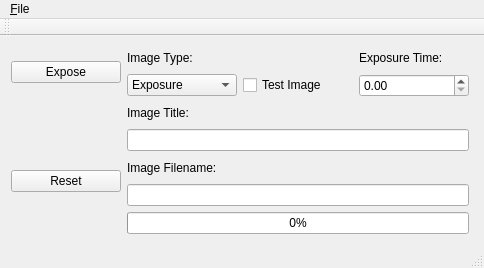
First picture: the form in ccdcontroller.ui, repository Snyder005/ccdcontroller, before the edit.
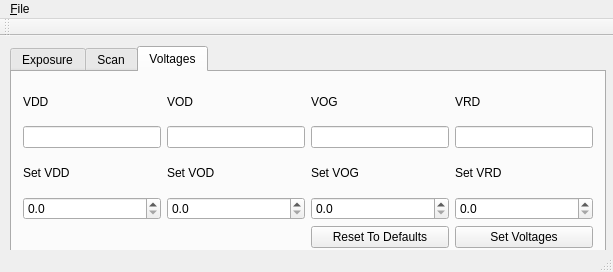
Second picture: the form after the edit. The open tabs and pages were chosen to show the change.

Diff of the .ui file:
```diff
--- a/ccdcontroller.ui
+++ b/ccdcontroller.ui
@@ -6,23 +6,30 @@
    <rect>
     <x>0</x>
     <y>0</y>
-    <width>484</width>
-    <height>268</height>
+    <width>613</width>
+    <height>272</height>
    </rect>
   </property>
   <property name="windowTitle">
    <string>ccdcontroller</string>
   </property>
   <widget class="QWidget" name="centralWidget">
-   <widget class="QWidget" name="layoutWidget">
+   <widget class="QTabWidget" name="tabWidget">
     <property name="geometry">
      <rect>
-      <x>0</x>
-      <y>0</y>
-      <width>480</width>
-      <height>209</height>
+      <x>10</x>
+      <y>10</y>
+      <width>596</width>
+      <height>215</height>
      </rect>
     </property>
+    <property name="currentIndex">
+     <number>0</number>
+    </property>
+    <widget class="QWidget" name="exposurePage" native="true">
+     <attribute name="title">
+      <string>Exposure</string>
+     </attribute>
     <layout class="QGridLayout" name="gridLayout">
      <item row="1" column="1">
       <widget class="QComboBox" name="exptypeComboBox">
@@ -50,51 +57,23 @@
        </property>
       </widget>
      </item>
-     <item row="1" column="3">
-      <widget class="QDoubleSpinBox" name="exptimeDoubleSpinBox">
-       <property name="singleStep">
-        <double>0.500000000000000</double>
-       </property>
-      </widget>
-     </item>
-     <item row="3" column="1" colspan="3">
-      <widget class="QLineEdit" name="imtitleLineEdit"/>
-     </item>
-     <item row="2" column="1">
-      <widget class="QLabel" name="imtitleLabel">
-       <property name="text">
-        <string>Image Title:</string>
-       </property>
-      </widget>
-     </item>
-     <item row="5" column="1" colspan="3">
-      <widget class="QLineEdit" name="imfilenameLineEdit">
-       <property name="readOnly">
-        <bool>true</bool>
-       </property>
-      </widget>
-     </item>
-     <item row="4" column="0" rowspan="2">
-      <widget class="QPushButton" name="resetButton">
-       <property name="text">
-        <string>Reset</string>
-       </property>
-      </widget>
-     </item>
-     <item row="4" column="1">
-      <widget class="QLabel" name="imfilenameLabel">
-       <property name="text">
-        <string>Image Filename:</string>
-       </property>
-      </widget>
-     </item>
-     <item row="0" column="0" rowspan="2">
+      <item row="0" column="0" rowspan="3">
       <widget class="QPushButton" name="exposeButton">
        <property name="text">
         <string>Expose</string>
        </property>
       </widget>
      </item>
+      <item row="6" column="1" colspan="3">
+       <widget class="QLineEdit" name="imfilenameLineEdit">
+        <property name="readOnly">
+         <bool>true</bool>
+        </property>
+       </widget>
+      </item>
+      <item row="4" column="1" colspan="3">
+       <widget class="QLineEdit" name="imtitleLineEdit"/>
+      </item>
      <item row="0" column="3">
       <widget class="QLabel" name="exptimeLabel">
        <property name="text">
@@ -109,14 +88,189 @@
        </property>
       </widget>
      </item>
-     <item row="6" column="1" colspan="3">
-      <widget class="QProgressBar" name="progressBar">
+      <item row="2" column="1">
+       <widget class="QLabel" name="imtitleLabel">
+        <property name="text">
+         <string>Image Title:</string>
+        </property>
+       </widget>
+      </item>
+      <item row="5" column="1">
+       <widget class="QLabel" name="imfilenameLabel">
+        <property name="text">
+         <string>Image Filename:</string>
+        </property>
+       </widget>
+      </item>
+      <item row="1" column="3">
+       <widget class="QDoubleSpinBox" name="exptimeDoubleSpinBox">
+        <property name="singleStep">
+         <double>0.500000000000000</double>
+        </property>
+       </widget>
+      </item>
+      <item row="6" column="0">
+       <widget class="QPushButton" name="resetButton">
+        <property name="text">
+         <string>Reset</string>
+        </property>
+       </widget>
+      </item>
+     </layout>
+    </widget>
+    <widget class="QWidget" name="scanPage">
+     <attribute name="title">
+      <string>Scan</string>
+     </attribute>
+    </widget>
+    <widget class="QWidget" name="voltagePage">
+     <attribute name="title">
+      <string>Voltages</string>
+     </attribute>
+     <layout class="QGridLayout" name="gridLayout_2">
+      <item row="0" column="0">
+       <widget class="QLabel" name="vddLabel">
+        <property name="text">
+         <string>VDD</string>
+        </property>
+       </widget>
+      </item>
+      <item row="0" column="1">
+       <widget class="QLabel" name="vodLabel">
+        <property name="text">
+         <string>VOD</string>
+        </property>
+       </widget>
+      </item>
+      <item row="0" column="2">
+       <widget class="QLabel" name="vogLabel">
+        <property name="text">
+         <string>VOG</string>
+        </property>
+       </widget>
+      </item>
+      <item row="0" column="3">
+       <widget class="QLabel" name="vrdLabel">
+        <property name="text">
+         <string>VRD</string>
+        </property>
+       </widget>
+      </item>
+      <item row="1" column="0">
+       <widget class="QLineEdit" name="vddLineEdit">
+        <property name="readOnly">
+         <bool>true</bool>
+        </property>
+       </widget>
+      </item>
+      <item row="1" column="1">
+       <widget class="QLineEdit" name="vodLineEdit">
+        <property name="readOnly">
+         <bool>true</bool>
+        </property>
+       </widget>
+      </item>
+      <item row="1" column="2">
+       <widget class="QLineEdit" name="vogLineEdit">
+        <property name="readOnly">
+         <bool>true</bool>
+        </property>
+       </widget>
+      </item>
+      <item row="1" column="3">
+       <widget class="QLineEdit" name="vrdLineEdit">
+        <property name="readOnly">
+         <bool>true</bool>
+        </property>
+       </widget>
+      </item>
+      <item row="2" column="0">
+       <widget class="QLabel" name="setvddLabel">
+        <property name="text">
+         <string>Set VDD</string>
+        </property>
+       </widget>
+      </item>
+      <item row="2" column="1">
+       <widget class="QLabel" name="setvodLabel">
+        <property name="text">
+         <string>Set VOD</string>
+        </property>
+       </widget>
+      </item>
+      <item row="2" column="2">
+       <widget class="QLabel" name="setvogLabel">
+        <property name="text">
+         <string>Set VOG</string>
+        </property>
+       </widget>
+      </item>
+      <item row="2" column="3">
+       <widget class="QLabel" name="setvrdLabel">
+        <property name="text">
+         <string>Set VRD</string>
+        </property>
+       </widget>
+      </item>
+      <item row="3" column="0">
+       <widget class="QDoubleSpinBox" name="vddSpinBox">
+        <property name="decimals">
+         <number>1</number>
+        </property>
+        <property name="singleStep">
+         <double>0.500000000000000</double>
+        </property>
+       </widget>
+      </item>
+      <item row="3" column="1">
+       <widget class="QDoubleSpinBox" name="vodSpinBox">
+        <property name="decimals">
+         <number>1</number>
+        </property>
+        <property name="singleStep">
+         <double>0.500000000000000</double>
+        </property>
+       </widget>
+      </item>
+      <item row="3" column="2">
+       <widget class="QDoubleSpinBox" name="vogSpinBox">
+        <property name="decimals">
+         <number>1</number>
+        </property>
+        <property name="singleStep">
+         <double>0.500000000000000</double>
+        </property>
+       </widget>
+      </item>
+      <item row="3" column="3">
+       <widget class="QDoubleSpinBox" name="vrdSpinBox">
+        <property name="decimals">
+         <number>1</number>
+        </property>
+        <property name="singleStep">
+         <double>0.500000000000000</double>
+        </property>
        <property name="value">
-        <number>0</number>
+         <double>0.000000000000000</double>
+        </property>
+       </widget>
+      </item>
+      <item row="4" column="2">
+       <widget class="QPushButton" name="resetvoltageButton">
+        <property name="text">
+         <string>Reset To Defaults</string>
+        </property>
+       </widget>
+      </item>
+      <item row="4" column="3">
+       <widget class="QPushButton" name="setvoltageButton">
+        <property name="text">
+         <string>Set Voltages</string>
        </property>
       </widget>
      </item>
     </layout>
+    </widget>
    </widget>
   </widget>
   <widget class="QMenuBar" name="menuBar">
@@ -124,7 +278,7 @@
     <rect>
      <x>0</x>
      <y>0</y>
-     <width>484</width>
+     <width>613</width>
      <height>22</height>
     </rect>
    </property>
```
Left out of the diff: 19 changed lines with no effect on the pictures. Lines whose indentation alone changed are shown as unchanged.
